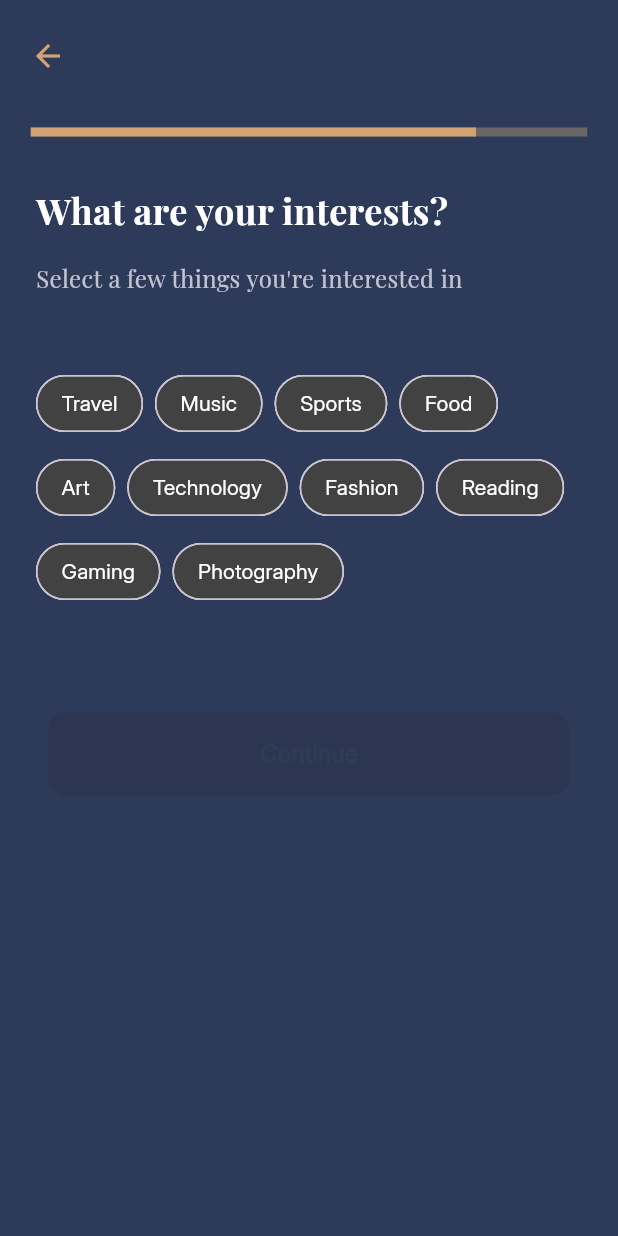
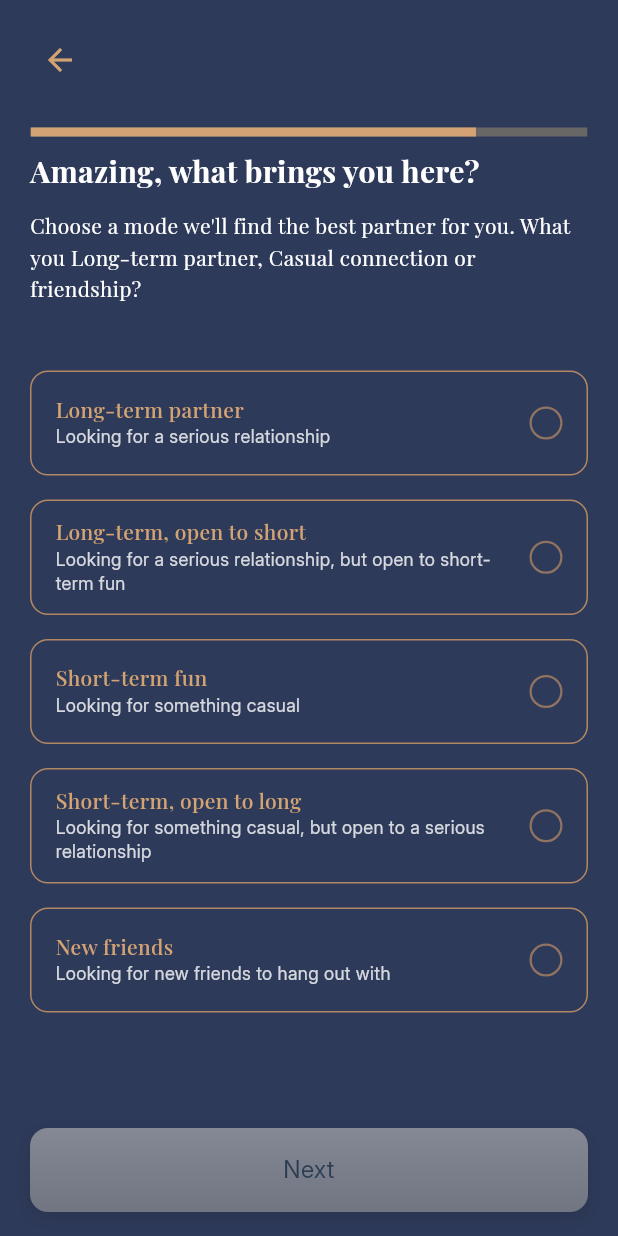
Before and after one commit to Atik-hridoy/kindered_app, a Flutter app: the InterestView screen opened by its route, on a phone screen of 412 x 824 dp. Run offline on Flutter 3.47's test engine with Material 3 defaults, Android fonts, the phone set to English and light mode, and no system bars; our stand-ins replace flutter_svg, get, google_fonts; project files that could hold a hidden picture were left out.

Commit message:
hight view

```diff
--- a/lib/config/app_routes.dart
+++ b/lib/config/app_routes.dart
@@ -1,6 +1,7 @@
 import 'package:get/get.dart';
 import 'package:kindered_app/modules/acccounts_setting/binding/accounts_binding.dart';
 import 'package:kindered_app/modules/acccounts_setting/view/gender_view.dart';
+import 'package:kindered_app/modules/acccounts_setting/view/height_weight_view.dart';
 import 'package:kindered_app/modules/acccounts_setting/view/intro_view.dart';
 import 'package:kindered_app/modules/acccounts_setting/view/choice_view.dart';
 import 'package:kindered_app/modules/acccounts_setting/view/interest_view.dart';
@@ -26,6 +27,7 @@ class AppRoutes {
   static const String gender = '/gender';
   static const String choice = '/choice';
   static const String interest = '/interest';
+  static const String heightWeight = '/height_weight';
   // Route getters
   static String getSplashRoute() => splash;
   static String getOnboardingRoute() => onboarding;
@@ -37,6 +39,8 @@ class AppRoutes {
   static String getGenderRoute() => gender;
   static String getChoiceRoute() => choice;
   static String getInterestRoute() => interest;
+  static String getHeightWeightRoute() => heightWeight;
+
 
   // Route definitions
   static final List<GetPage> routes = [
@@ -90,5 +94,10 @@ class AppRoutes {
       page: () => InterestView(),
       binding: AccountsBinding(),
     ),
+    GetPage(
+      name: heightWeight,
+      page: () => HeightWeightView(),
+      binding: AccountsBinding(),
+    ),
   ];
 }
--- a/lib/modules/acccounts_setting/view/choice_view.dart
+++ b/lib/modules/acccounts_setting/view/choice_view.dart
@@ -97,7 +97,7 @@ class ChoiceView extends GetView<ChoiceViewController> {
                     } else {
                       selectedGenders.add(gender);
                     }
-                  },
+                  }, titleFontSize: 12.0, descriptionFontSize: 10.0,
                 )),
               )),
               const SizedBox(height: 70.0), // Increased space above button
--- a/lib/modules/acccounts_setting/view/gender_view.dart
+++ b/lib/modules/acccounts_setting/view/gender_view.dart
@@ -117,7 +117,8 @@ class GenderView extends GetView<GenderViewController> {
       () => CustomCheckbox(
         label: label,
         isSelected: controller.selectedGender.value == label,
-        onTap: () => controller.selectedGender.value = label,
+        onTap: () => controller.selectedGender.value = label, titleFontSize: 12.0,
+        descriptionFontSize: 12.0,
       ),
     );
   }
--- a/lib/modules/acccounts_setting/view/interest_view.dart
+++ b/lib/modules/acccounts_setting/view/interest_view.dart
@@ -1,29 +1,38 @@
 import 'package:flutter/material.dart';
 import 'package:get/get.dart';
 import 'package:google_fonts/google_fonts.dart';
+import 'package:kindered_app/config/app_routes.dart';
 import 'package:kindered_app/modules/acccounts_setting/controller/interest_view_controller.dart';
+import 'package:kindered_app/modules/acccounts_setting/widget/checkbox_muilti.dart';
 import 'package:kindered_app/modules/acccounts_setting/widget/progress_bar.dart';
+import 'package:kindered_app/modules/acccounts_setting/widget/button.dart';
 
 class InterestView extends GetView<InterestViewController> {
-  final List<String> interestOptions = [
-    'Travel',
-    'Music',
-    'Sports',
-    'Food',
-    'Art',
-    'Technology',
-    'Fashion',
-    'Reading',
-    'Gaming',
-    'Photography',
-  ];
 
-  final RxList<String> selectedInterests = <String>[].obs;
-
-  @override
   final InterestViewController controller = Get.put(InterestViewController());
 
-  InterestView({super.key});
+  final List<Map<String, String>> interestOptions = [
+    {
+      'title': 'Long-term partner',
+      'description': 'Looking for a serious relationship'
+    },
+    {
+      'title': 'Long-term, open to short',
+      'description': 'Looking for a serious relationship, but open to short-term fun'
+    },
+    {
+      'title': 'Short-term fun',
+      'description': 'Looking for something casual'
+    },
+    {
+      'title': 'Short-term, open to long',
+      'description': 'Looking for something casual, but open to a serious relationship'
+    },
+    {
+      'title': 'New friends',
+      'description': 'Looking for new friends to hang out with'
+    },
+  ];
 
   @override
   Widget build(BuildContext context) {
@@ -32,7 +41,14 @@ class InterestView extends GetView<InterestViewController> {
       appBar: AppBar(
         backgroundColor: Colors.transparent,
         elevation: 0,
-        bottom: const PreferredSize(
+        leading: Padding(
+          padding: const EdgeInsets.only(top: 20.0, left: 20.0),
+          child: IconButton(
+            icon: const Icon(Icons.arrow_back, color: Color(0xFFD4A373)),
+            onPressed: () => Get.back(),
+          ),
+        ),
+        bottom: PreferredSize(
           preferredSize: Size.fromHeight(35.0),
           child: Padding(
             padding: EdgeInsets.only(top: 10.0, left: 20.0, right: 20.0),
@@ -41,102 +57,75 @@ class InterestView extends GetView<InterestViewController> {
             ),
           ),
         ),
-        leading: Padding(
-          padding: const EdgeInsets.only(top: 20.0, left: 20.0, right: 20.0, bottom: 1.0),
-          child: IconButton(
-            icon: const Icon(Icons.arrow_back, color: Color(0xFFD4A373)),
-            padding: EdgeInsets.zero,
-            constraints: const BoxConstraints(),
-            onPressed: () {
-              Get.back();
-            },
-          ),
-        ),
       ),
       body: SingleChildScrollView(
         child: Padding(
-          padding: const EdgeInsets.symmetric(horizontal: 24.0),
+          padding: const EdgeInsets.only(left: 20.0, right: 20.0, top: 8.0, bottom: 24.0),
           child: Column(
             crossAxisAlignment: CrossAxisAlignment.start,
             children: [
-              const SizedBox(height: 32.0),
               Text(
-                'What are your interests?',
+                'Amazing, what brings you here?',
                 style: GoogleFonts.playfairDisplay(
-                  fontSize: 24.0,
+                  fontSize: 20.0,
                   fontWeight: FontWeight.bold,
                   color: Colors.white,
                 ),
               ),
-              const SizedBox(height: 16.0),
+              const SizedBox(height: 12.0),
               Text(
-                'Select a few things you\'re interested in',
+                'Choose a mode we\'ll find the best partner for you. What you Long-term partner, Casual connection or friendship?',
                 style: GoogleFonts.playfairDisplay(
-                  fontSize: 16.0,
-                  color: Colors.white70,
+                  fontSize: 14.0,
+                  color: Colors.white,
                   height: 1.5,
                 ),
               ),
-              const SizedBox(height: 48.0),
-              Wrap(
-                spacing: 8.0,
-                runSpacing: 8.0,
-                children: interestOptions.map((interest) => Obx(
-                  () => FilterChip(
-                    label: Text(interest),
-                    selected: selectedInterests.contains(interest),
-                    onSelected: (selected) {
-                      if (selected) {
-                        selectedInterests.add(interest);
-                      } else {
-                        selectedInterests.remove(interest);
-                      }
-                    },
-                    backgroundColor: Colors.grey[800],
-                    selectedColor: const Color(0xFFD4A373),
-                    labelStyle: GoogleFonts.inter(
-                      color: selectedInterests.contains(interest)
-                          ? Colors.white
-                          : Colors.white,
-                    ),
-                    shape: RoundedRectangleBorder(
-                      borderRadius: BorderRadius.circular(20.0),
-                    ),
-                  ),
-                )).toList(),
-              ),
-              const SizedBox(height: 70.0),
-              // Next Button
-              Padding(
-                padding: const EdgeInsets.symmetric(horizontal: 8.0),
-                child: SizedBox(
-                  width: double.infinity,
-                  child: ElevatedButton(
-                    onPressed: selectedInterests.isNotEmpty
-                        ? () {
-                            // Navigate to next screen
-                          }
-                        : null,
-                    style: ElevatedButton.styleFrom(
-                      backgroundColor: const Color(0xFFD4A373),
-                      padding: const EdgeInsets.symmetric(vertical: 16.0),
-                      shape: RoundedRectangleBorder(
-                        borderRadius: BorderRadius.circular(12.0),
-                      ),
-                    ),
-                    child: Text(
-                      'Continue',
-                      style: GoogleFonts.inter(
-                        fontSize: 16,
-                        fontWeight: FontWeight.w600,
-                        color: const Color(0xFF2C3E50),
-                      ),
-                    ),
+              const SizedBox(height: 24.0),
+              const SizedBox(height: 16.0),
+              ListView.separated(
+                shrinkWrap: true,
+                physics: const NeverScrollableScrollPhysics(),
+                itemCount: interestOptions.length,
+                separatorBuilder: (context, index) => const SizedBox(height: 8.0),
+                itemBuilder: (context, index) => Obx(
+                  () => CustomCheckboxMulty(
+                    label: '${interestOptions[index]['title']!}\n${interestOptions[index]['description']!}',
+                    isSelected: controller.selectedIndices.contains(index),
+                    onTap: () => controller.toggleSelection(index),
+                    selectedColor: const Color(0xFFD4A574).withValues(alpha: 0.8),
+                    unselectedColor: Colors.transparent,
+                    textColor: const Color(0xFFD4A373),
+                    height: 70.0,
+                    titleFontSize: 14.0,
+                    descriptionFontSize: 12.0,
                   ),
                 ),
               ),
-              const SizedBox(height: 24.0),
             ],
+          ),
+        ),
+      ),
+      bottomNavigationBar: SafeArea(
+        child: Padding(
+          padding: const EdgeInsets.symmetric(horizontal: 20.0, vertical: 16.0),
+          child: Obx(
+            () => CustomGradientButton(
+              onPressed: controller.selectedIndices.isNotEmpty
+                  ? () {
+                      Get.toNamed(AppRoutes.heightWeight);
+                    }
+                  : null,
+              text: 'Next',
+              textStyle: GoogleFonts.inter(
+                color: const Color(0xFF2C3E50),
+                fontSize: 16,
+                fontWeight: FontWeight.w500,
+              ),
+              height: 56,
+              borderRadius: 12,
+              gradientColors: const [Color(0xFFD4A373), Color(0xFFB56E29)],
+            ),
           ),
         ),
       ),
--- a/lib/modules/acccounts_setting/widget/checkbox.dart
+++ b/lib/modules/acccounts_setting/widget/checkbox.dart
@@ -22,7 +22,7 @@ class CustomCheckbox extends StatelessWidget {
     this.textColor = Colors.white,
     this.borderRadius = 12.0,
     this.padding = const EdgeInsets.symmetric(horizontal: 20, vertical: 16),
-    this.height = 60.0,
+    this.height = 60.0, required double titleFontSize, required double descriptionFontSize,
   });
 
   @override
--- /dev/null
+++ b/lib/modules/acccounts_setting/widget/checkbox_muilti.dart
@@ -0,0 +1,106 @@
+import 'package:flutter/material.dart';
+import 'package:google_fonts/google_fonts.dart';
+
+class CustomCheckboxMulty extends StatelessWidget {
+  final String label;
+  final bool isSelected;
+  final VoidCallback onTap;
+  final Color selectedColor;
+  final Color unselectedColor;
+  final Color textColor;
+  final double borderRadius;
+  final EdgeInsets padding;
+  final double height;
+  final double titleFontSize;
+  final double descriptionFontSize;
+
+  const CustomCheckboxMulty({
+    super.key,
+    required this.label,
+    required this.isSelected,
+    required this.onTap,
+    this.selectedColor = const Color(0xFF2E3A59),
+    this.unselectedColor = Colors.transparent,
+    this.textColor = Colors.white,
+    this.borderRadius = 12.0,
+    this.padding = const EdgeInsets.symmetric(horizontal: 20, vertical: 16),
+    this.height = 60.0,
+    this.titleFontSize = 16.0, // Default font size for title
+    this.descriptionFontSize = 14.0, // Default font size for description
+  });
+
+  @override
+  Widget build(BuildContext context) {
+    final title = label.split('\n')[0];
+    final description = label.split('\n').length > 1 ? label.split('\n')[1] : "";
+
+    return GestureDetector(
+      onTap: onTap,
+      child: Container(
+        constraints: BoxConstraints(
+          minHeight: height,
+        ),
+        margin: const EdgeInsets.symmetric(vertical: 4),
+        decoration: BoxDecoration(
+          color: isSelected ? selectedColor : unselectedColor,
+          borderRadius: BorderRadius.circular(borderRadius),
+          border: Border.all(
+            color: isSelected ? selectedColor : const Color(0xFFD29A67).withValues(alpha: 0.8),
+            width: 1,
+          ),
+        ),
+        child: Padding(
+          padding: const EdgeInsets.symmetric(horizontal: 16, vertical: 12),
+          child: Row(
+            crossAxisAlignment: CrossAxisAlignment.center,
+            children: [
+              Expanded(
+                child: Column(
+                  mainAxisSize: MainAxisSize.min,
+                  crossAxisAlignment: CrossAxisAlignment.start,
+                  children: [
+                    Text(
+                      title,
+                      style: GoogleFonts.playfairDisplay(
+                        color: isSelected ? Colors.white : textColor,
+                        fontSize: titleFontSize,
+                        fontWeight: FontWeight.w500,
+                        height: 1.2,
+                      ),
+                    ),
+                    if (description.isNotEmpty) ...[
+                      const SizedBox(height: 2),
+                      Text(
+                        description,
+                        style: GoogleFonts.inter(
+                          color: isSelected
+                              ? const Color(0xFF2C3E50).withValues(alpha: 0.6)
+                              : Colors.white.withValues(alpha: 0.8),
+                          fontSize: descriptionFontSize,
+                          fontWeight: FontWeight.w400,
+                          height: 1.3,
+                        ),
+                      ),
+                    ],
+                  ],
+                ),
+              ),
+              const SizedBox(width: 12),
+              Container(
+                width: 22,
+                height: 22,
+                decoration: BoxDecoration(
+                  shape: BoxShape.circle,
+                  border: Border.all(
+                    color: isSelected ? const Color(0xFF2C3E50) : const Color(0xFFD29A67).withValues(alpha: 0.6),
+                    width: isSelected ? 6 : 1.5,
+                  ),
+                ),
+              ),
+            ],
+          ),
+        ),
+      ),
+    );
+  }
+}
--- a/lib/modules/acccounts_setting/widget/progress_bar.dart
+++ b/lib/modules/acccounts_setting/widget/progress_bar.dart
@@ -5,8 +5,9 @@ class CustomProgressBar extends StatelessWidget implements PreferredSizeWidget {
   final Color color;
   final Color backgroundColor;
   final double height;
+
   @override
-  final Size preferredSize = const Size.fromHeight(6.0);
+  final Size preferredSize = const Size.fromHeight(6.0); // The height of the progress bar
 
   const CustomProgressBar({
     super.key,
```
Also changed, not shown: lib/app.dart (+12 -0 lines), lib/modules/acccounts_setting/controller/height_weight_controller.dart (added, +25 -0 lines), lib/modules/acccounts_setting/controller/interest_view_controller.dart (+10 -2 lines), lib/modules/acccounts_setting/view/height_weight_view.dart (added, +127 -0 lines).
